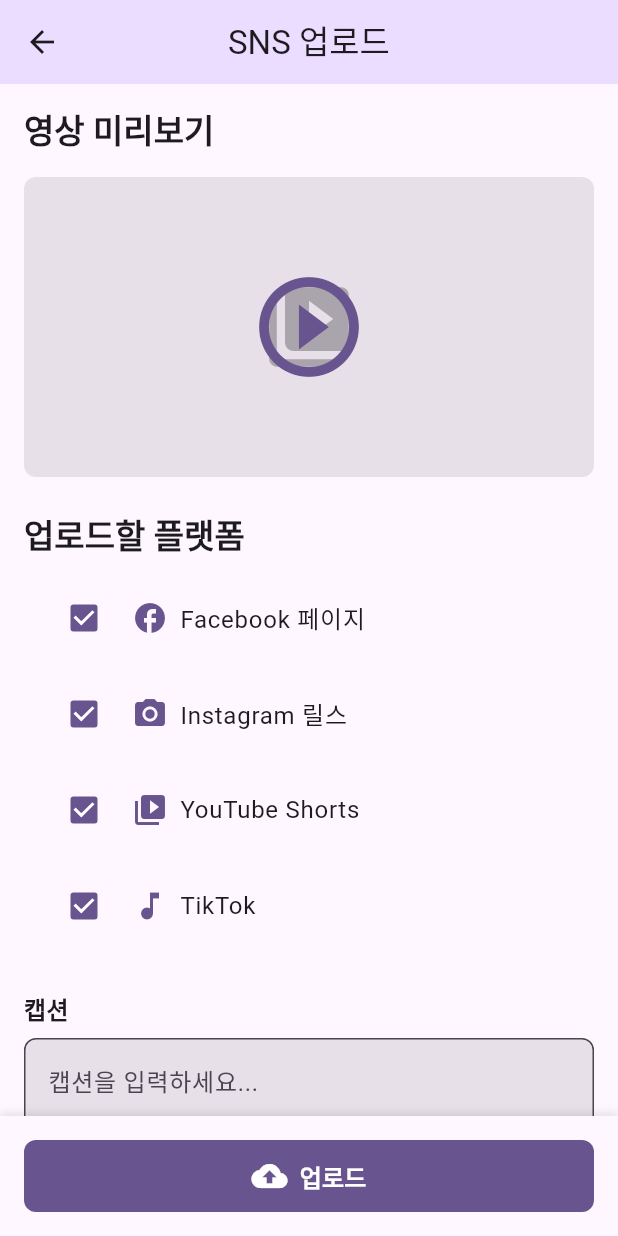
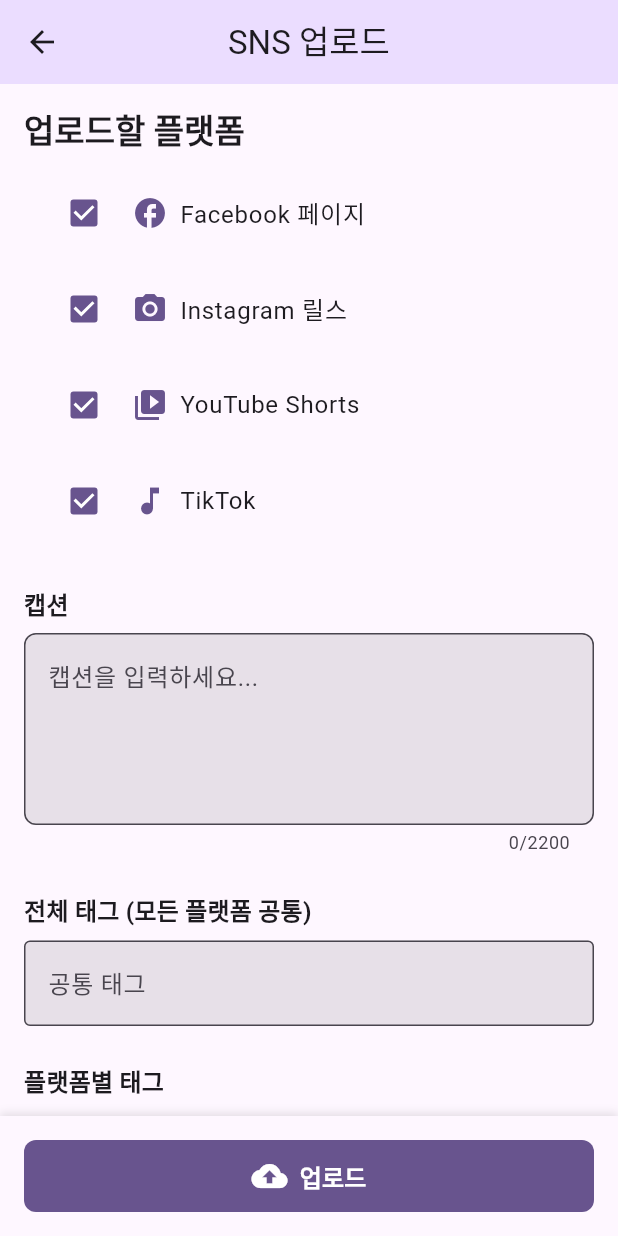
Before and after one commit to moongunstory/SNS_auto, a Flutter app: the UploadScreen screen opened directly with empty values, on a phone screen of 412 x 824 dp. Run offline on Flutter 3.47's test engine with Material 3 defaults, Android fonts, the phone set to English and light mode, and no system bars; our stand-ins replace flutter_secure_storage, image_picker, video_player; accounts and stored records are empty.

Commit message:
Improve SNS upload form UX
Changes:
- Remove video preview section (already visible in previous screen)
- Add common tags input field for all platforms
- Merge common tags with platform-specific tags on upload
- Keep platform-specific tag fields for customization

```diff
--- a/lib/config/constants.dart
+++ b/lib/config/constants.dart
@@ -146,6 +146,7 @@ class AppConstants {
   static const String sectionVideoPreview = '영상 미리보기';
   static const String sectionUploadTo = '업로드할 플랫폼';
   static const String sectionCaption = '캡션';
+  static const String sectionCommonTags = '전체 태그 (모든 플랫폼 공통)';
   static const String sectionPlatformTags = '플랫폼별 태그';
   static const String sectionUploadStatus = '업로드 상태';
 
@@ -163,11 +164,13 @@ class AppConstants {
   static const String platformTikTok = 'TikTok';
 
   // Tag input labels
+  static const String labelCommonTags = '공통 태그';
   static const String labelInstagramHashtags = 'Instagram 해시태그';
   static const String labelYouTubeTags = 'YouTube 태그';
   static const String labelTikTokHashtags = 'TikTok 해시태그';
 
   // Tag input hints
+  static const String hintCommonTags = '#태그1 #태그2 #태그3';
   static const String hintInstagramTags = '#태그1 #태그2 #태그3';
   static const String hintYouTubeTags = '태그1, 태그2, 태그3';
   static const String hintTikTokTags = '#태그1 #태그2 #태그3';
--- a/lib/screens/upload_screen.dart
+++ b/lib/screens/upload_screen.dart
@@ -38,6 +38,7 @@ class _UploadScreenState extends State<UploadScreen> {
 
   // Form controllers
   final TextEditingController _captionController = TextEditingController();
+  final TextEditingController _commonTagsController = TextEditingController();
   final TextEditingController _instagramTagsController = TextEditingController();
   final TextEditingController _youtubeTagsController = TextEditingController();
   final TextEditingController _tiktokTagsController = TextEditingController();
@@ -55,6 +56,7 @@ class _UploadScreenState extends State<UploadScreen> {
   @override
   void dispose() {
     _captionController.dispose();
+    _commonTagsController.dispose();
     _instagramTagsController.dispose();
     _youtubeTagsController.dispose();
     _tiktokTagsController.dispose();
@@ -77,11 +79,6 @@ class _UploadScreenState extends State<UploadScreen> {
                 child: Column(
                   crossAxisAlignment: CrossAxisAlignment.start,
                   children: [
-                    // Video preview thumbnail
-                    _buildVideoPreview(),
-
-                    const SizedBox(height: AppConstants.paddingLarge),
-
                     // Platform selection
                     _buildPlatformSelection(),
 
@@ -89,6 +86,11 @@ class _UploadScreenState extends State<UploadScreen> {
 
                     // Caption input
                     _buildCaptionInput(),
+
+                    const SizedBox(height: AppConstants.paddingLarge),
+
+                    // Common tags (all platforms)
+                    _buildCommonTags(),
 
                     const SizedBox(height: AppConstants.paddingLarge),
 
@@ -109,51 +111,6 @@ class _UploadScreenState extends State<UploadScreen> {
           ],
         ),
       ),
-    );
-  }
-
-  Widget _buildVideoPreview() {
-    return Column(
-      crossAxisAlignment: CrossAxisAlignment.start,
-      children: [
-        Text(
-          AppConstants.sectionVideoPreview,
-          style: Theme.of(context).textTheme.titleLarge?.copyWith(
-                fontWeight: FontWeight.bold,
-              ),
-        ),
-
-        const SizedBox(height: AppConstants.paddingMedium),
-
-        Container(
-          height: 200,
-          width: double.infinity,
-          decoration: BoxDecoration(
-            color: Theme.of(context).colorScheme.surfaceContainerHighest,
-            borderRadius: BorderRadius.circular(AppConstants.borderRadiusMedium),
-          ),
-          child: ClipRRect(
-            borderRadius: BorderRadius.circular(AppConstants.borderRadiusMedium),
-            child: Stack(
-              alignment: Alignment.center,
-              children: [
-                // Placeholder for video thumbnail
-                Icon(
-                  Icons.video_library,
-                  size: 64,
-                  color: Theme.of(context).colorScheme.onSurface.withOpacity(0.3),
-                ),
-                // Play icon overlay
-                Icon(
-                  Icons.play_circle_outline,
-                  size: 80,
-                  color: Theme.of(context).colorScheme.primary,
-                ),
-              ],
-            ),
-          ),
-        ),
-      ],
     );
   }
 
@@ -222,6 +179,33 @@ class _UploadScreenState extends State<UploadScreen> {
             hintText: AppConstants.hintCaptionInput,
             border: OutlineInputBorder(
               borderRadius: BorderRadius.circular(AppConstants.borderRadiusMedium),
+            ),
+          ),
+        ),
+      ],
+    );
+  }
+
+  Widget _buildCommonTags() {
+    return Column(
+      crossAxisAlignment: CrossAxisAlignment.start,
+      children: [
+        Text(
+          AppConstants.sectionCommonTags,
+          style: Theme.of(context).textTheme.titleMedium?.copyWith(
+                fontWeight: FontWeight.bold,
+              ),
+        ),
+
+        const SizedBox(height: AppConstants.paddingSmall),
+
+        TextField(
+          controller: _commonTagsController,
+          decoration: InputDecoration(
+            labelText: AppConstants.labelCommonTags,
+            hintText: AppConstants.hintCommonTags,
+            border: OutlineInputBorder(
+              borderRadius: BorderRadius.circular(AppConstants.borderRadiusSmall),
             ),
           ),
         ),
@@ -396,9 +380,15 @@ class _UploadScreenState extends State<UploadScreen> {
     final caption = _captionController.text.trim();
 
     // Parse tags
+    final commonTags = _parseHashtags(_commonTagsController.text);
     final instagramTags = _parseHashtags(_instagramTagsController.text);
     final youtubeTags = _parseTags(_youtubeTagsController.text);
     final tiktokTags = _parseHashtags(_tiktokTagsController.text);
+
+    // Merge common tags with platform-specific tags
+    final mergedInstagramTags = [...commonTags, ...instagramTags];
+    final mergedYoutubeTags = [...commonTags, ...youtubeTags];
+    final mergedTiktokTags = [...commonTags, ...tiktokTags];
 
     // Initialize upload states
     if (_uploadFacebookPage) {
@@ -437,15 +427,15 @@ class _UploadScreenState extends State<UploadScreen> {
     }
 
     if (_uploadInstagram) {
-      await _uploadToInstagram(caption, instagramTags);
+      await _uploadToInstagram(caption, mergedInstagramTags);
     }
 
     if (_uploadYouTube) {
-      await _uploadToYouTube(caption, youtubeTags);
+      await _uploadToYouTube(caption, mergedYoutubeTags);
     }
 
     if (_uploadTikTok) {
-      await _uploadToTikTok(caption, tiktokTags);
+      await _uploadToTikTok(caption, mergedTiktokTags);
     }
 
     setState(() {
```
